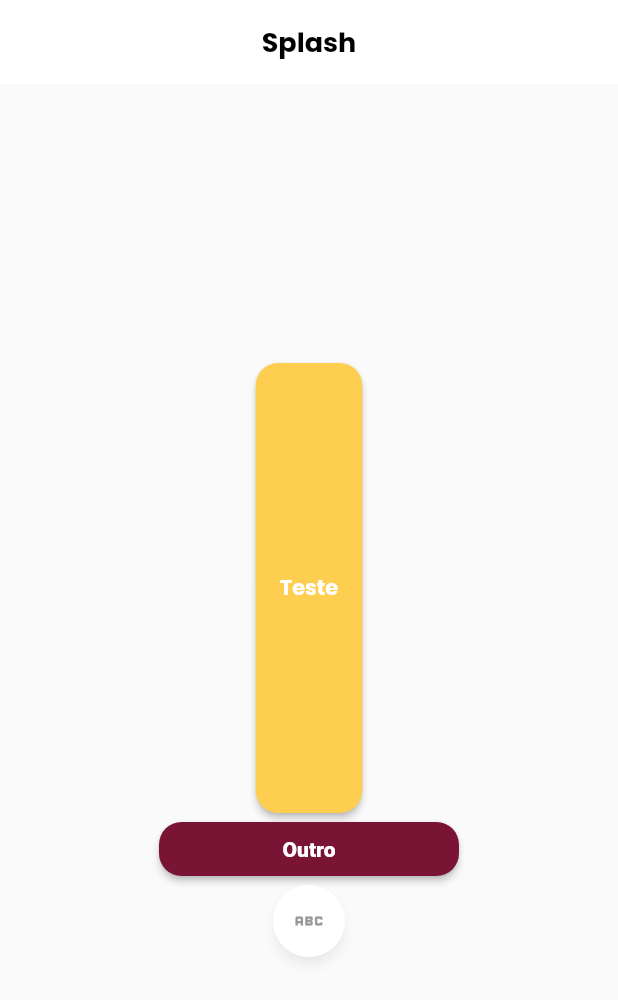
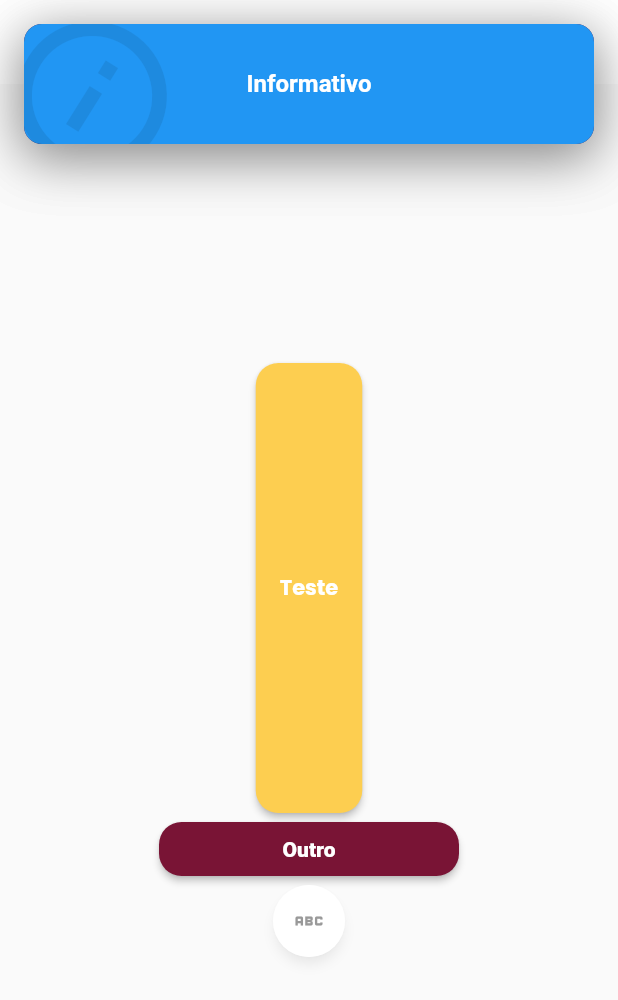
Before and after one commit to emersonmelomartins/fwc_album_flutter_dw, a Flutter app: the screen it shows after launch, after a tap on "Outro", on a phone screen of 412 x 824 dp. Shown: the top 1000 px of the screen. Run offline on Flutter 3.47's test engine with Material 3 defaults, Android fonts, the phone set to English and light mode, and no system bars; drawn by our look-alikes of top_snackbar_flutter; our stand-ins replace loading_animation_widget; Roboto replaces fonts that are missing (MPlus1P).

Commit message:
messages helper e loader helper

```diff
--- /dev/null
+++ b/lib/src/core/ui/helpers/messages.dart
@@ -0,0 +1,34 @@
+import 'package:flutter/material.dart';
+import 'package:fwc_album_app/src/core/ui/styles/colors_app.dart';
+import 'package:top_snackbar_flutter/custom_snack_bar.dart';
+import 'package:top_snackbar_flutter/top_snack_bar.dart';
+
+mixin Messages<T extends StatefulWidget> on State<T> {
+  void showError(String message) {
+    showTopSnackBar(
+      context,
+      CustomSnackBar.error(
+        message: message,
+        backgroundColor: context.colors.primary,
+      ),
+    );
+  }
+
+  void showInfo(String message) {
+    showTopSnackBar(
+      context,
+      CustomSnackBar.info(
+        message: message,
+      ),
+    );
+  }
+
+  void showSuccess(String message) {
+    showTopSnackBar(
+      context,
+      CustomSnackBar.success(
+        message: message,
+      ),
+    );
+  }
+}
--- a/lib/src/pages/splash/splash_page.dart
+++ b/lib/src/pages/splash/splash_page.dart
@@ -1,12 +1,19 @@
 import 'package:flutter/material.dart';
+import 'package:fwc_album_app/src/core/ui/helpers/loader.dart';
+import 'package:fwc_album_app/src/core/ui/helpers/messages.dart';
 import 'package:fwc_album_app/src/core/ui/styles/button_styles.dart';
 import 'package:fwc_album_app/src/core/ui/styles/text_styles.dart';
 import 'package:fwc_album_app/src/core/ui/widgets/button.dart';
 import 'package:fwc_album_app/src/core/ui/widgets/rounded_button.dart';
 
-class SplashPage extends StatelessWidget {
+class SplashPage extends StatefulWidget {
   const SplashPage({super.key});
 
+  @override
+  State<SplashPage> createState() => _SplashPageState();
+}
+
+class _SplashPageState extends State<SplashPage> with Loader<SplashPage>, Messages<SplashPage> {
   @override
   Widget build(BuildContext context) {
     return Scaffold(
@@ -22,11 +29,29 @@ class SplashPage extends StatelessWidget {
             style: context.buttonStyles.yellowButton,
             labelStyle: context.textStyles.textPrimaryFontBold,
             label: "Teste",
-            onPressed: () {},
+            onPressed: () async {
+              showLoader();
+              await Future.delayed(Duration(seconds: 1));
+              hideLoader();
+            },
             height: 300,
           ),
-          Button.primary(label: "Outro", onPressed: () {}, width: 200,),
-          RoundedButton(icon: Icons.abc, onPressed: () {},),
+          Button.primary(
+            label: "Outro",
+            onPressed: () async {
+              showError("Ocorreu um erro");
+              await Future.delayed(Duration(seconds: 1));
+              showInfo("Informativo");
+              await Future.delayed(Duration(seconds: 1));
+              showSuccess("Sucesso!");
+
+            },
+            width: 200,
+          ),
+          RoundedButton(
+            icon: Icons.abc,
+            onPressed: () {},
+          ),
         ],
       )),
     );
--- a/pubspec.yaml
+++ b/pubspec.yaml
@@ -34,6 +34,8 @@ dependencies:
   # The following adds the Cupertino Icons font to your application.
   # Use with the CupertinoIcons class for iOS style icons.
   cupertino_icons: ^1.0.2
+  top_snackbar_flutter: ^2.1.1
+  loading_animation_widget: ^1.2.0+3
 
 dev_dependencies:
   flutter_test:
```
Also changed, not shown: lib/src/core/ui/helpers/loader.dart (added, +27 -0 lines), pubspec.lock.
